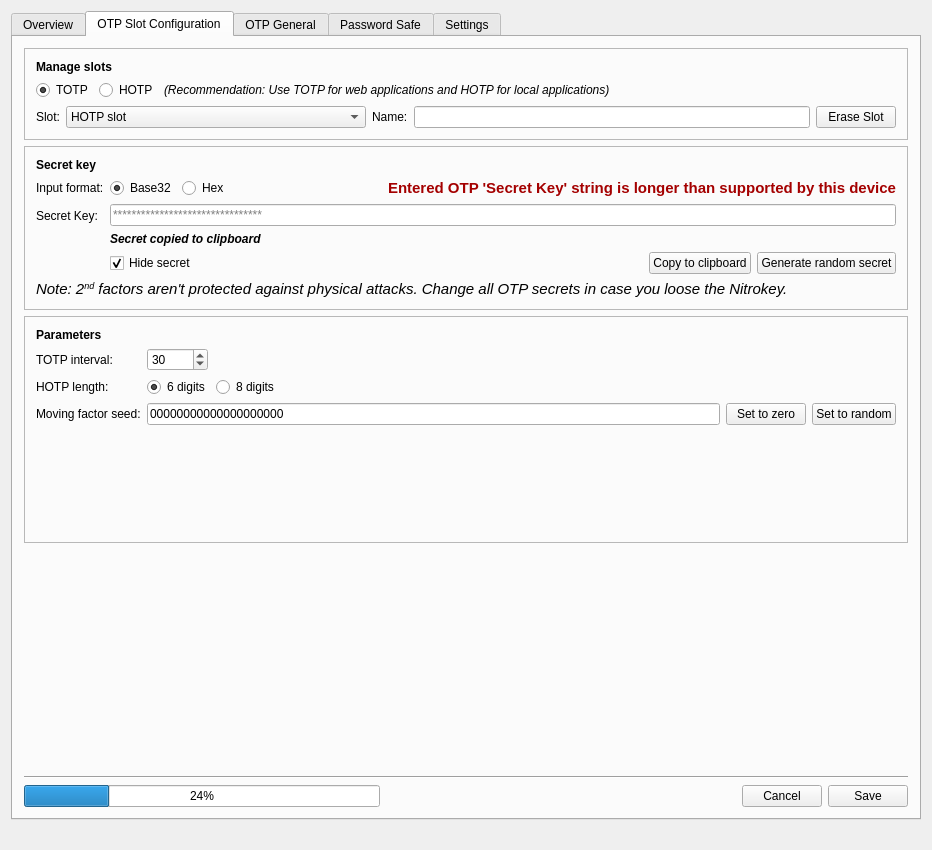
Before: the Qt Designer form src/ui/mainwindow.ui in Nitrokey/nitrokey-app, drawn with Qt 5.
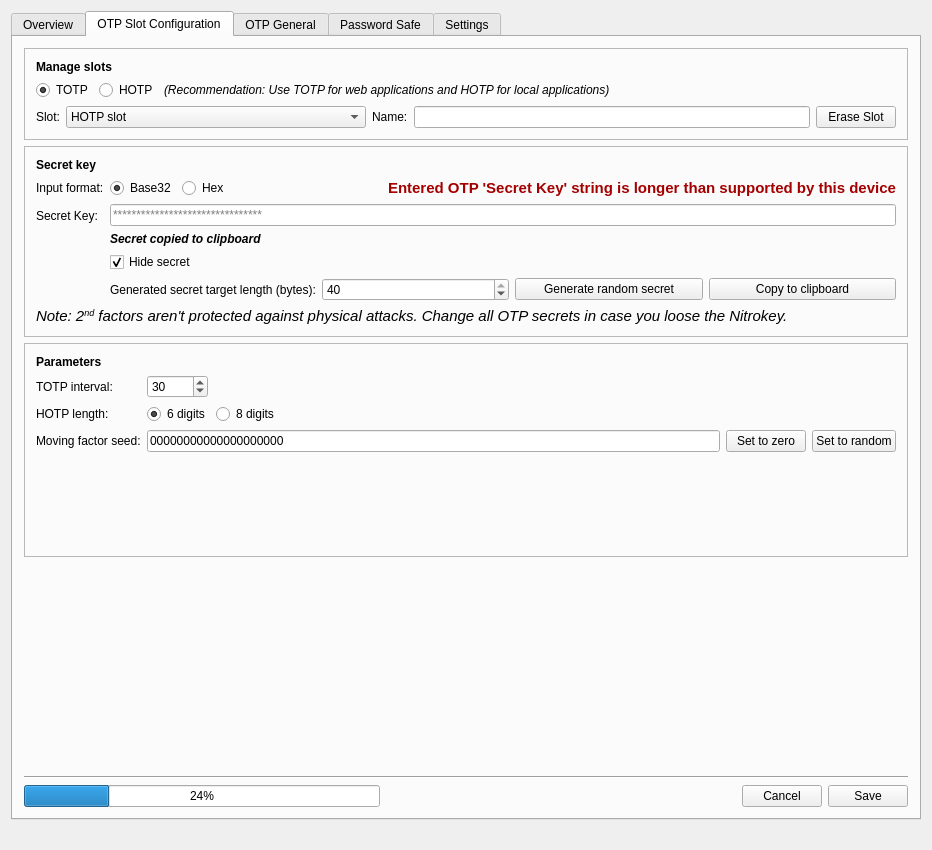
After: the same form once the commit is applied. Icons and pictures are not drawn.

Commit message:
Allow to customize generated OTP secret length
Fixes #396

What changed in the file:
```diff
--- a/src/ui/mainwindow.ui
+++ b/src/ui/mainwindow.ui
@@ -566,13 +566,30 @@
                    </property>
                   </spacer>
                  </item>
+                </layout>
+               </item>
+               <item>
+                <layout class="QHBoxLayout" name="horizontalLayout_3">
                  <item>
-                  <widget class="QPushButton" name="btn_copyToClipboard">
-                   <property name="toolTip">
-                    <string>Copy secret to clipboard</string>
-                   </property>
+                  <widget class="QLabel" name="label_7">
                    <property name="text">
-                    <string>Copy to clipboard</string>
+                    <string>Generated secret target length (bytes):</string>
+                   </property>
+                  </widget>
+                 </item>
+                 <item>
+                  <widget class="QSpinBox" name="secret_key_generated_len">
+                   <property name="accessibleName">
+                    <string>TOTP interval value</string>
+                   </property>
+                   <property name="minimum">
+                    <number>1</number>
+                   </property>
+                   <property name="maximum">
+                    <number>40</number>
+                   </property>
+                   <property name="value">
+                    <number>40</number>
                    </property>
                   </widget>
                  </item>
@@ -589,6 +606,16 @@
                    </property>
                   </widget>
                  </item>
+                 <item>
+                  <widget class="QPushButton" name="btn_copyToClipboard">
+                   <property name="toolTip">
+                    <string>Copy secret to clipboard</string>
+                   </property>
+                   <property name="text">
+                    <string>Copy to clipboard</string>
+                   </property>
+                  </widget>
+                 </item>
                 </layout>
                </item>
               </layout>
```
Left out of the diff: 5 changed lines with no effect on the pictures.
